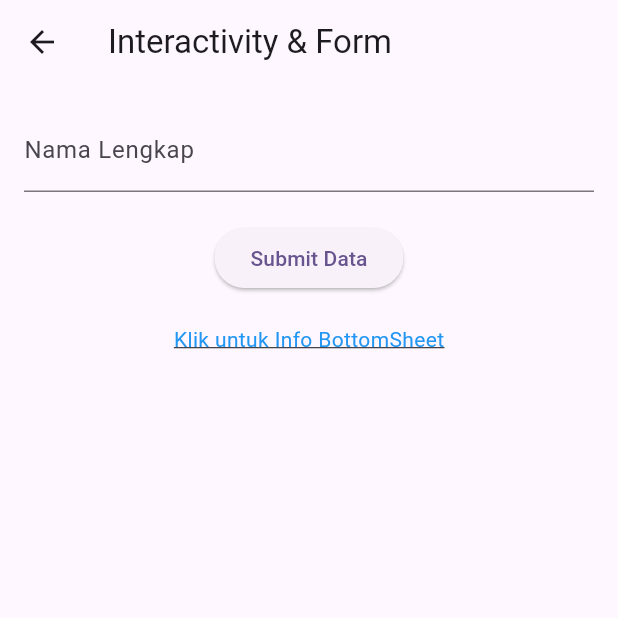
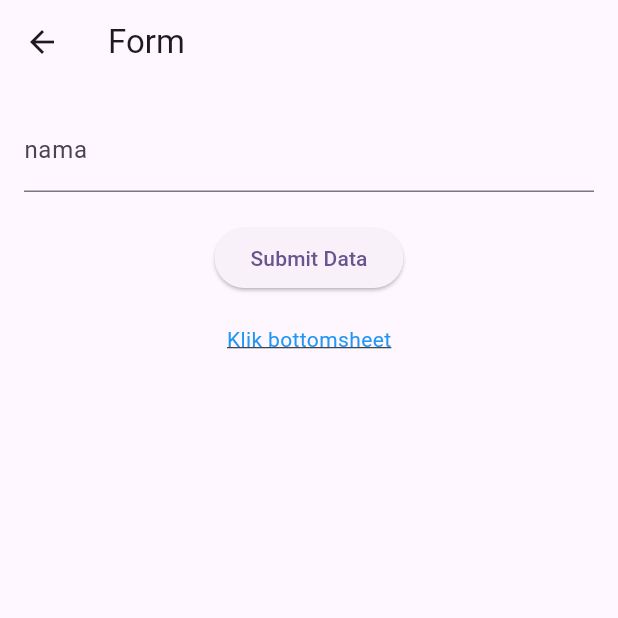
Before and after one commit to anndaanhr/praktikummola_nanda, a Flutter app: the FormWidget screen opened directly, on a phone screen of 412 x 824 dp, the top half of it. Run offline on Flutter 3.47's test engine with Material 3 defaults, Android fonts, the phone set to English and light mode, and no system bars.

Commit message:
Update form widget

```diff
--- a/lib/form_widget.dart
+++ b/lib/form_widget.dart
@@ -14,7 +14,7 @@ class _FormWidgetState extends State<FormWidget> {
   @override
   Widget build(BuildContext context) {
     return Scaffold(
-      appBar: AppBar(title: const Text('Interactivity & Form')),
+      appBar: AppBar(title: const Text('Form')),
       body: Padding(
         padding: const EdgeInsets.all(16.0),
         child: Form(
@@ -24,9 +24,9 @@ class _FormWidgetState extends State<FormWidget> {
               // ini textfield sama validasinya
               TextFormField(
                 controller: _namaController,
-                decoration: const InputDecoration(labelText: 'Nama Lengkap'),
+                decoration: const InputDecoration(labelText: 'nama'),
                 validator: (value) =>
-                    value!.isEmpty ? 'Nama tidak boleh kosong!' : null,
+                    value!.isEmpty ? 'nama gak boleh kosong' : null,
               ),
               const SizedBox(height: 20),
 
@@ -60,12 +60,12 @@ class _FormWidgetState extends State<FormWidget> {
                     context: context,
                     builder: (context) => const Padding(
                       padding: EdgeInsets.all(20),
-                      child: Text('Ini Bottom Sheet dari GestureDetector!'),
+                      child: Text('ni bottomsheet'),
                     ),
                   );
                 },
                 child: const Text(
-                  'Klik untuk Info BottomSheet',
+                  'Klik bottomsheet',
                   style: TextStyle(
                     color: Colors.blue,
                     decoration: TextDecoration.underline,
```
